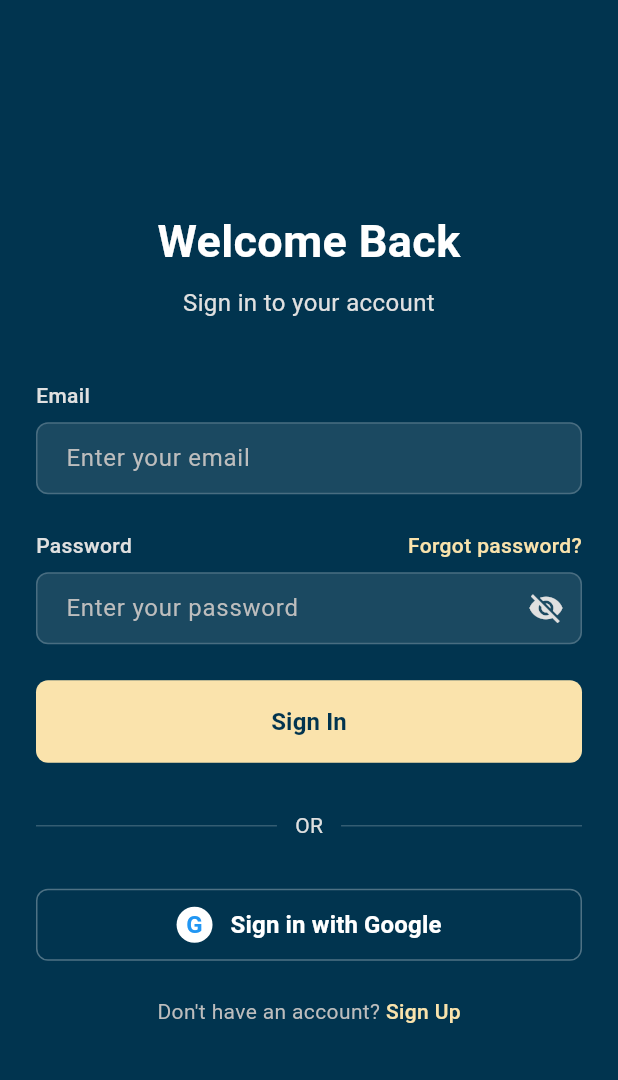
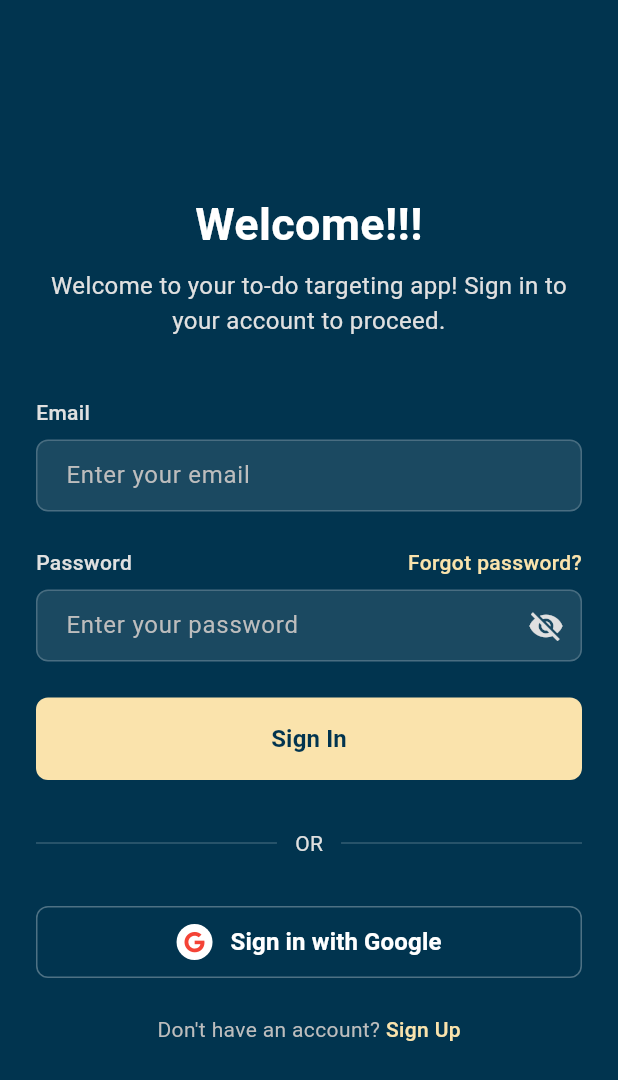
Before and after one commit to pctan9491/PROJ-0001-TTTApp-FE, a Flutter app: the screen it shows after launch, on a phone screen of 412 x 824 dp. Shown: the top 1080 px of the screen. Run offline on Flutter 3.47's test engine with Material 3 defaults, Android fonts, the phone set to English and light mode, and no system bars; our stand-ins replace font_awesome_flutter.

Commit message:
login page v3

```diff
--- a/lib/features/auth/presentation/pages/login_page.dart
+++ b/lib/features/auth/presentation/pages/login_page.dart
@@ -1,4 +1,5 @@
 import 'package:flutter/material.dart';
+import 'package:font_awesome_flutter/font_awesome_flutter.dart';
 
 class LoginPage extends StatefulWidget {
   const LoginPage({super.key});
@@ -20,6 +21,7 @@ class _LoginPageState extends State<LoginPage> {
   // Keys for identifying widgets in tests or inspector
   static const Key emailFieldKey = Key('email_field');
   static const Key passwordFieldKey = Key('password_field');
+  static const Key googleLoginKey = Key('google_login_button');
   static const Key loginButtonKey = Key('login_button');
   static const Key signUpLinkKey = Key('sign_up_link');
 
@@ -79,7 +81,7 @@ class _LoginPageState extends State<LoginPage> {
     return Column(
       children: [
         const Text(
-          'Welcome Back',
+          'Welcome!!!',
           textAlign: TextAlign.center,
           style: TextStyle(
             fontSize: 30,
@@ -89,7 +91,7 @@ class _LoginPageState extends State<LoginPage> {
         ),
         const SizedBox(height: 8),
         Text(
-          'Sign in to your account',
+          'Welcome to your to-do targeting app! Sign in to your account to proceed.',
           textAlign: TextAlign.center,
           style: TextStyle(
             color: Colors.grey[300],
@@ -272,6 +274,7 @@ class _LoginPageState extends State<LoginPage> {
           ),
         ),
         OutlinedButton(
+          key: googleLoginKey,
           onPressed: () {
              // TODO: Google Sign In
           },
@@ -293,7 +296,11 @@ class _LoginPageState extends State<LoginPage> {
                   color: Colors.white,
                   shape: BoxShape.circle,
                 ),
-                child: const Text('G', style: TextStyle(fontWeight: FontWeight.bold, color: Colors.blue, fontSize: 16)),
+                child: const FaIcon(
+                  FontAwesomeIcons.google,
+                  color: Colors.red,
+                  size: 14,
+                ),
               ),
               const SizedBox(width: 12),
               const Text(
--- a/pubspec.yaml
+++ b/pubspec.yaml
@@ -15,6 +15,8 @@ dependencies:
   equatable: ^2.0.5
   # Dependency Injection
   get_it: ^7.6.0
+  # Icons
+  font_awesome_flutter: ^10.6.0
 
 dev_dependencies:
   flutter_test:
```
Also changed, not shown: pubspec.lock.
